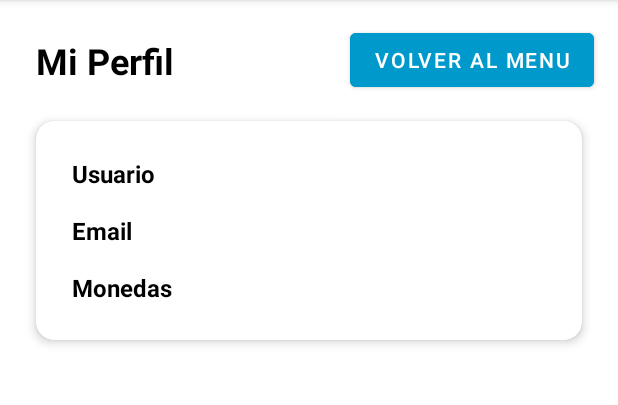
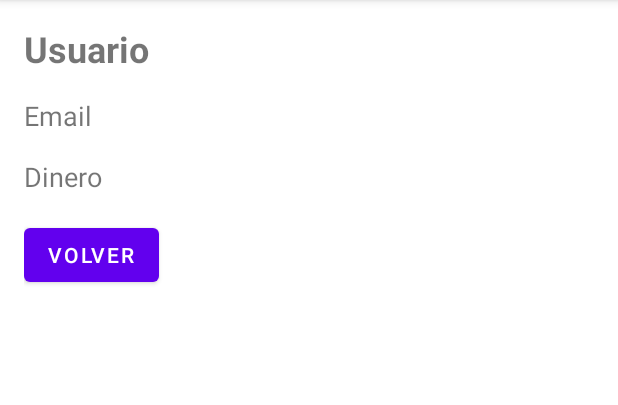
Before and after one commit to Pedrorodriguez016/ProjecteDSA-Android, an Android app: the PerfilUsuario screen opened directly, with no data from a screen before it, on a phone screen of 412 x 824 dp, the part 84-489 px from its top. Run offline under Robolectric (Android 15) with nearby library versions, the phone set to English and light mode, and no system bars.

Commit message:
xmls ya modificados con el dinero

```diff
--- a/PROYECTO/app/src/main/res/layout/activity_perfil.xml
+++ b/PROYECTO/app/src/main/res/layout/activity_perfil.xml
@@ -1,132 +1,45 @@
 <?xml version="1.0" encoding="utf-8"?>
-<androidx.constraintlayout.widget.ConstraintLayout
-    xmlns:android="http://schemas.android.com/apk/res/android"
-    xmlns:app="http://schemas.android.com/apk/res-auto"
-    xmlns:tools="http://schemas.android.com/tools"
+<LinearLayout xmlns:android="http://schemas.android.com/apk/res/android"
     android:layout_width="match_parent"
     android:layout_height="match_parent"
-    android:background="@android:color/white">
-
-    <TextView
-        android:id="@+id/profileTitle"
-        android:layout_width="wrap_content"
-        android:layout_height="wrap_content"
-        android:layout_marginStart="24dp"
-        android:layout_marginTop="24dp"
-        android:text="Mi Perfil"
-        android:textSize="24sp"
-        android:textStyle="bold"
-        android:textColor="@android:color/black"
-        app:layout_constraintStart_toStartOf="parent"
-        app:layout_constraintTop_toTopOf="parent" />
-
-    <Button
-        android:id="@+id/volverbtn"
-        android:layout_width="wrap_content"
-        android:layout_height="wrap_content"
-        android:layout_marginTop="16dp"
-        android:layout_marginEnd="16dp"
-        android:backgroundTint="@android:color/holo_blue_dark"
-        android:onClick="VolverOnClick"
-        android:text="Volver al menu"
-        android:textColor="@android:color/white"
-        app:layout_constraintEnd_toEndOf="parent"
-        app:layout_constraintTop_toTopOf="parent" />
-
-    <androidx.cardview.widget.CardView
-        android:layout_width="match_parent"
-        android:layout_height="wrap_content"
-        android:layout_margin="24dp"
-        app:cardCornerRadius="12dp"
-        app:cardElevation="4dp"
-        app:layout_constraintTop_toBottomOf="@id/profileTitle">
-
-        <LinearLayout
-            android:layout_width="match_parent"
-            android:layout_height="wrap_content"
     android:orientation="vertical"
     android:padding="16dp">
 
-            <LinearLayout
-                android:layout_width="match_parent"
+    <ProgressBar
+        android:id="@+id/progressPerfil"
+        android:layout_width="wrap_content"
         android:layout_height="wrap_content"
-                android:orientation="horizontal"
-                android:padding="8dp">
-
-                <TextView
-                    android:layout_width="100dp"
-                    android:layout_height="wrap_content"
-                    android:text="Usuario"
-                    android:textColor="@android:color/black"
-                    android:textSize="16sp"
-                    android:textStyle="bold"/>
+        android:visibility="gone" />
 
     <TextView
         android:id="@+id/UsuarioText"
-                    android:layout_width="0dp"
+        android:layout_width="wrap_content"
         android:layout_height="wrap_content"
-                    android:layout_weight="1"
-                    android:textColor="@android:color/black"
-                    android:textSize="16sp"/>
-            </LinearLayout>
-
-            <LinearLayout
-                android:layout_width="match_parent"
-                android:layout_height="wrap_content"
-                android:orientation="horizontal"
-                android:padding="8dp">
-
-                <TextView
-                    android:layout_width="100dp"
-                    android:layout_height="wrap_content"
-                    android:text="Email"
-                    android:textColor="@android:color/black"
-                    android:textSize="16sp"
-                    android:textStyle="bold"/>
+        android:text="Usuario"
+        android:textSize="24sp"
+        android:textStyle="bold" />
 
     <TextView
         android:id="@+id/Emailtext"
-                    android:layout_width="0dp"
+        android:layout_width="wrap_content"
         android:layout_height="wrap_content"
-                    android:layout_weight="1"
-                    android:textColor="@android:color/black"
-                    android:textSize="16sp"/>
-            </LinearLayout>
-
-            <LinearLayout
-                android:layout_width="match_parent"
-                android:layout_height="wrap_content"
-                android:orientation="horizontal"
-                android:padding="8dp">
-
-                <TextView
-                    android:layout_width="100dp"
-                    android:layout_height="wrap_content"
-                    android:text="Monedas"
-                    android:textColor="@android:color/black"
-                    android:textSize="16sp"
-                    android:textStyle="bold"/>
+        android:text="Email"
+        android:textSize="18sp"
+        android:layout_marginTop="16dp" />
 
     <TextView
         android:id="@+id/Dinerotext"
-                    android:layout_width="0dp"
-                    android:layout_height="wrap_content"
-                    android:layout_weight="1"
-                    android:textColor="@android:color/holo_green_dark"
-                    android:textSize="16sp"/>
-            </LinearLayout>
-        </LinearLayout>
-    </androidx.cardview.widget.CardView>
-
-    <ProgressBar
-        android:id="@+id/progressPerfil"
-        style="?android:attr/progressBarStyle"
         android:layout_width="wrap_content"
         android:layout_height="wrap_content"
-        android:visibility="gone"
-        app:layout_constraintBottom_toBottomOf="parent"
-        app:layout_constraintEnd_toEndOf="parent"
-        app:layout_constraintStart_toStartOf="parent"
-        app:layout_constraintTop_toTopOf="parent" />
+        android:text="Dinero"
+        android:textSize="18sp"
+        android:layout_marginTop="16dp" />
 
-</androidx.constraintlayout.widget.ConstraintLayout>
+    <Button
+        android:layout_width="wrap_content"
+        android:layout_height="wrap_content"
+        android:text="Volver"
+        android:onClick="VolverOnClick"
+        android:layout_marginTop="16dp" />
+
+</LinearLayout>
```
Also changed, not shown: PROYECTO/app/src/main/java/com/example/proyecto/util/PerfilUsuario.java (+16 -22 lines), PROYECTO/app/src/main/res/layout/item_shop.xml (+15 -38 lines). Lines whose indentation alone changed are shown as unchanged.
